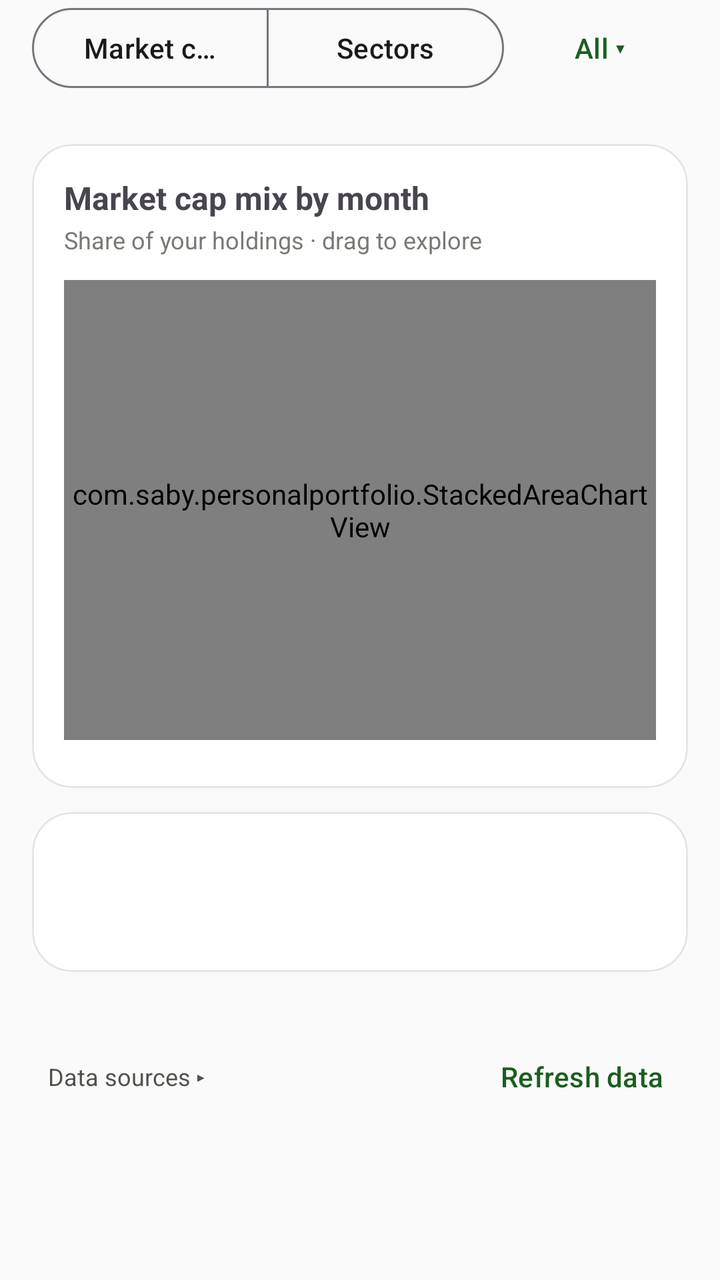
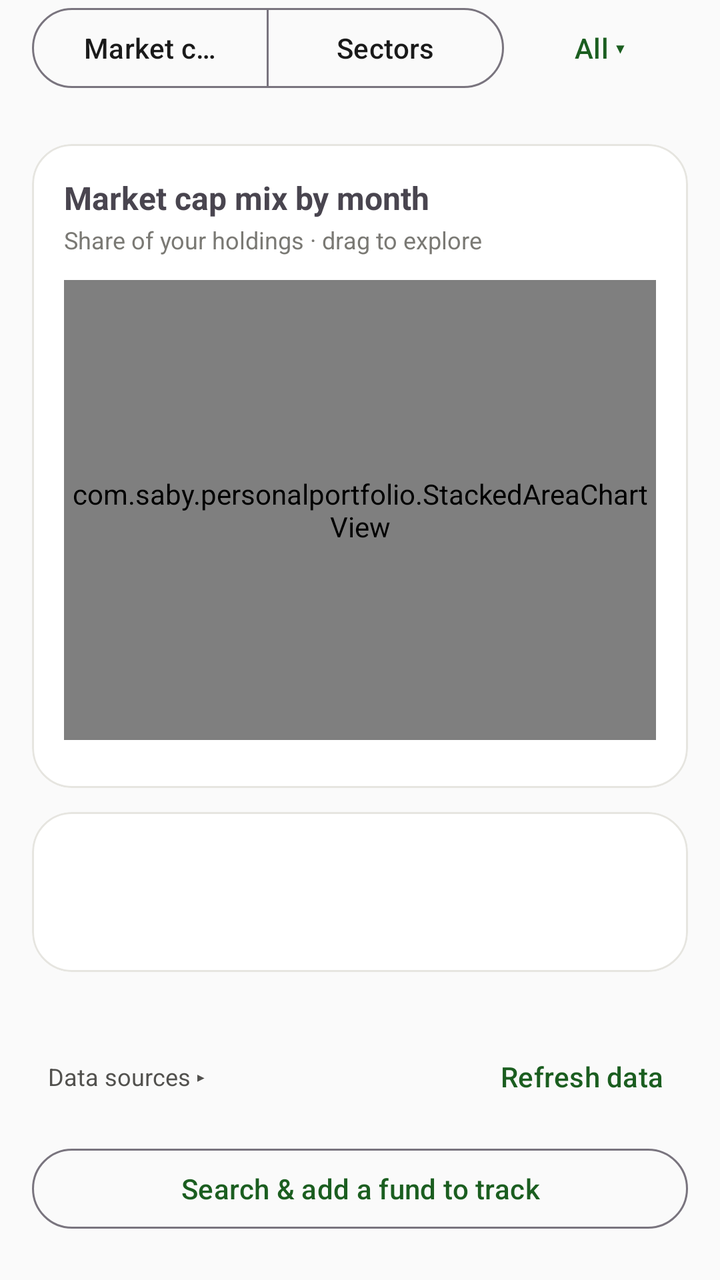

Before-and-after screenshots of an Android layout around one commit, followed by the original layout XML and the change that was made.
<!-- AndroidManifest.xml: application theme Theme.PersonalPortfolio -->
<!-- res/layout/page_allocation_over_time.xml -->
<?xml version="1.0" encoding="utf-8"?>
<androidx.core.widget.NestedScrollView xmlns:android="http://schemas.android.com/apk/res/android"
    xmlns:app="http://schemas.android.com/apk/res-auto"
    android:layout_width="match_parent"
    android:layout_height="match_parent"
    android:fillViewport="true">

    <LinearLayout
        android:layout_width="match_parent"
        android:layout_height="wrap_content"
        android:orientation="vertical"
        android:paddingStart="16dp"
        android:paddingEnd="16dp"
        android:paddingBottom="24dp">

        <LinearLayout
            android:layout_width="match_parent"
            android:layout_height="wrap_content"
            android:gravity="center_vertical"
            android:orientation="horizontal">

            <com.google.android.material.button.MaterialButtonToggleGroup
                android:id="@+id/overTimeModeGroup"
                android:layout_width="0dp"
                android:layout_height="wrap_content"
                android:layout_weight="1"
                app:selectionRequired="true"
                app:singleSelection="true">

                <Button
                    android:id="@+id/overTimeModeCap"
                    style="?attr/materialButtonOutlinedStyle"
                    android:layout_width="0dp"
                    android:layout_height="wrap_content"
                    android:layout_weight="1"
                    android:text="Market cap" />

                <Button
                    android:id="@+id/overTimeModeSector"
                    style="?attr/materialButtonOutlinedStyle"
                    android:layout_width="0dp"
                    android:layout_height="wrap_content"
                    android:layout_weight="1"
                    android:text="Sectors" />
            </com.google.android.material.button.MaterialButtonToggleGroup>

            <Button
                android:id="@+id/overTimeMember"
                style="@style/Widget.Material3.Button.TextButton"
                android:layout_width="wrap_content"
                android:layout_height="wrap_content"
                android:layout_marginStart="4dp"
                android:text="All ▾" />
        </LinearLayout>

        <LinearLayout
            android:id="@+id/overTimeKpis"
            android:layout_width="match_parent"
            android:layout_height="wrap_content"
            android:layout_marginTop="12dp"
            android:orientation="horizontal" />

        <com.google.android.material.card.MaterialCardView
            android:layout_width="match_parent"
            android:layout_height="wrap_content"
            android:layout_marginTop="12dp"
            app:cardCornerRadius="20dp"
            app:cardElevation="0dp"
            app:strokeColor="@color/viz_grid"
            app:strokeWidth="1dp">

            <LinearLayout
                android:layout_width="match_parent"
                android:layout_height="wrap_content"
                android:orientation="vertical"
                android:padding="16dp">

                <TextView
                    android:id="@+id/overTimeChartTitle"
                    android:layout_width="match_parent"
                    android:layout_height="wrap_content"
                    android:text="Market cap mix by month"
                    android:textSize="16sp"
                    android:textStyle="bold" />

                <TextView
                    android:id="@+id/overTimeChartSub"
                    android:layout_width="match_parent"
                    android:layout_height="wrap_content"
                    android:layout_marginTop="2dp"
                    android:text="Share of your holdings · drag to explore"
                    android:textColor="@color/viz_text_muted"
                    android:textSize="12sp" />

                <com.saby.personalportfolio.StackedAreaChartView
                    android:id="@+id/overTimeChart"
                    android:layout_width="match_parent"
                    android:layout_height="230dp"
                    android:layout_marginTop="12dp" />

                <com.google.android.material.chip.ChipGroup
                    android:id="@+id/overTimeLegend"
                    android:layout_width="match_parent"
                    android:layout_height="wrap_content"
                    android:layout_marginTop="8dp"
                    app:chipSpacingHorizontal="6dp"
                    app:chipSpacingVertical="0dp" />
            </LinearLayout>
        </com.google.android.material.card.MaterialCardView>

        <com.google.android.material.card.MaterialCardView
            android:layout_width="match_parent"
            android:layout_height="wrap_content"
            android:layout_marginTop="12dp"
            app:cardCornerRadius="20dp"
            app:cardElevation="0dp"
            app:strokeColor="@color/viz_grid"
            app:strokeWidth="1dp">

            <LinearLayout
                android:layout_width="match_parent"
                android:layout_height="wrap_content"
                android:orientation="vertical"
                android:padding="16dp">

                <TextView
                    android:id="@+id/overTimeBreakdownTitle"
                    android:layout_width="match_parent"
                    android:layout_height="wrap_content"
                    android:textSize="16sp"
                    android:textStyle="bold" />

                <TextView
                    android:id="@+id/overTimeBreakdownSub"
                    android:layout_width="match_parent"
                    android:layout_height="wrap_content"
                    android:layout_marginTop="2dp"
                    android:textColor="@color/viz_text_muted"
                    android:textSize="12sp" />

                <LinearLayout
                    android:id="@+id/overTimeRows"
                    android:layout_width="match_parent"
                    android:layout_height="wrap_content"
                    android:layout_marginTop="8dp"
                    android:orientation="vertical" />

                <TextView
                    android:id="@+id/overTimeContrib"
                    android:layout_width="match_parent"
                    android:layout_height="wrap_content"
                    android:layout_marginTop="10dp"
                    android:textColor="@color/viz_text_secondary"
                    android:textSize="12sp"
                    android:visibility="gone" />
            </LinearLayout>
        </com.google.android.material.card.MaterialCardView>

        <TextView
            android:id="@+id/overTimeCoverage"
            android:layout_width="match_parent"
            android:layout_height="wrap_content"
            android:layout_marginTop="12dp"
            android:textColor="@color/viz_text_muted"
            android:textSize="12sp" />

        <LinearLayout
            android:layout_width="match_parent"
            android:layout_height="wrap_content"
            android:gravity="center_vertical"
            android:orientation="horizontal">

            <TextView
                android:id="@+id/overTimeSourcesToggle"
                android:layout_width="0dp"
                android:layout_height="wrap_content"
                android:layout_weight="1"
                android:padding="8dp"
                android:text="Data sources ▸"
                android:textColor="@color/viz_text_secondary"
                android:textSize="12sp" />

            <Button
                android:id="@+id/overTimeRefresh"
                style="@style/Widget.Material3.Button.TextButton"
                android:layout_width="wrap_content"
                android:layout_height="wrap_content"
                android:text="Refresh data" />
        </LinearLayout>

        <TextView
            android:id="@+id/overTimeSources"
            android:layout_width="match_parent"
            android:layout_height="wrap_content"
            android:textColor="@color/viz_text_muted"
            android:textSize="12sp"
            android:visibility="gone" />
    </LinearLayout>
</androidx.core.widget.NestedScrollView>
<!-- resources referenced by this layout -->
<resources>
  <color name="viz_grid">#E6E5E0</color>
  <color name="viz_text_muted">#7A7974</color>
  <color name="viz_text_secondary">#52514E</color>
  <style name="Theme.PersonalPortfolio" parent="Theme.Material3.DayNight.NoActionBar">
          <item name="colorPrimary">@color/colorPrimary</item>
          <item name="colorPrimaryVariant">@color/colorPrimaryVariant</item>
          <item name="colorOnPrimary">@color/colorOnPrimary</item>
  
          <item name="colorSecondary">@color/colorSecondary</item>
          <item name="colorOnSecondary">@color/colorOnSecondary</item>
  
          <item name="android:colorBackground">@color/colorBackground</item>
          <item name="colorOnBackground">@color/colorOnBackground</item>
  
          <item name="colorSurface">@color/colorSurface</item>
          <item name="colorOnSurface">@color/colorOnSurface</item>
  
          <item name="android:statusBarColor">@color/colorPrimaryVariant</item>
      </style>
  <color name="colorPrimary">#1B5E20</color>
  <color name="colorPrimaryVariant">#0D3B12</color>
  <color name="colorOnPrimary">#FFFFFF</color>
  <color name="colorSecondary">#00897B</color>
  <color name="colorOnSecondary">#FFFFFF</color>
  <color name="colorBackground">#FAFAFA</color>
  <color name="colorOnBackground">#1A1A1A</color>
  <color name="colorSurface">#FFFFFF</color>
  <color name="colorOnSurface">#1A1A1A</color>
</resources>

<!-- the commit's change to res/layout/page_allocation_over_time.xml (unified diff, before → after) -->
@@ -188,6 +188,14 @@
                 android:text="Refresh data" />
         </LinearLayout>
 
+        <com.google.android.material.button.MaterialButton
+            android:id="@+id/overTimeAddFund"
+            style="@style/Widget.Material3.Button.OutlinedButton"
+            android:layout_width="match_parent"
+            android:layout_height="wrap_content"
+            android:layout_marginTop="8dp"
+            android:text="Search &amp; add a fund to track" />
+
         <TextView
             android:id="@+id/overTimeSources"
             android:layout_width="match_parent"
